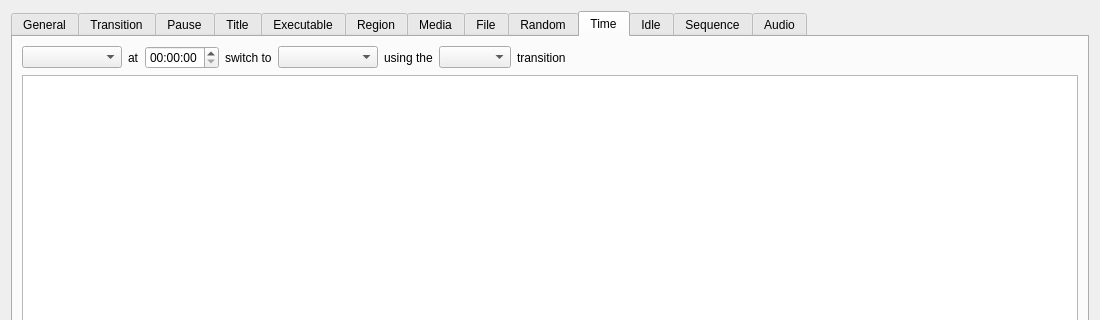
First picture: the form in forms/advanced-scene-switcher.ui, repository WarmUpTill/SceneSwitcher, before the edit; both pictures show x 0 to 1100 and y 0 to 320 of the 1100 by 600 pixel window.
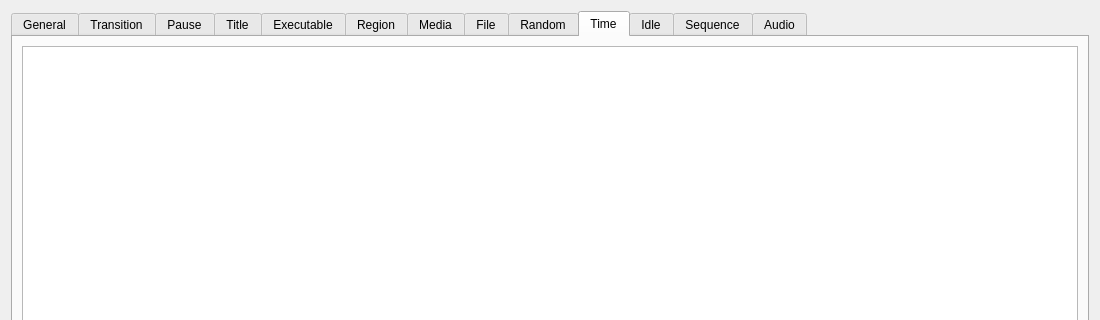
Second picture: the form after the edit. The open tabs and pages were chosen to show the change. Icons and pictures are not drawn.

Commit message: add new UI for Time tab

Diff of the .ui file:
```diff
--- a/forms/advanced-scene-switcher.ui
+++ b/forms/advanced-scene-switcher.ui
@@ -2688,81 +2688,6 @@
        <string notr="true">Time</string>
       </attribute>
       <layout class="QVBoxLayout" name="verticalLayout_6">
-       <item>
-        <layout class="QHBoxLayout" name="horizontalLayout_42">
-         <item>
-          <widget class="QComboBox" name="timeTrigger">
-           <property name="minimumSize">
-            <size>
-             <width>100</width>
-             <height>0</height>
-            </size>
-           </property>
-          </widget>
-         </item>
-         <item>
-          <widget class="QLabel" name="label_55">
-           <property name="text">
-            <string>at</string>
-           </property>
-          </widget>
-         </item>
-         <item>
-          <widget class="QTimeEdit" name="timeEdit">
-           <property name="displayFormat">
-            <string>HH:mm:ss</string>
-           </property>
-          </widget>
-         </item>
-         <item>
-          <widget class="QLabel" name="label_59">
-           <property name="text">
-            <string>switch to</string>
-           </property>
-          </widget>
-         </item>
-         <item>
-          <widget class="QComboBox" name="timeScenes">
-           <property name="minimumSize">
-            <size>
-             <width>100</width>
-             <height>0</height>
-            </size>
-           </property>
-          </widget>
-         </item>
-         <item>
-          <widget class="QLabel" name="label_60">
-           <property name="text">
-            <string>using the</string>
-           </property>
-          </widget>
-         </item>
-         <item>
-          <widget class="QComboBox" name="timeTransitions"/>
-         </item>
-         <item>
-          <widget class="QLabel" name="label_61">
-           <property name="text">
-            <string>transition</string>
-           </property>
-          </widget>
-         </item>
-         <item>
-          <spacer name="horizontalSpacer_40">
-           <property name="orientation">
-            <enum>Qt::Horizontal</enum>
-           </property>
-           <property name="sizeHint" stdset="0">
-            <size>
-             <width>40</width>
-             <height>20</height>
-            </size>
-           </property>
-          </spacer>
-         </item>
-        </layout>
-       </item>
        <item>
         <widget class="QListWidget" name="timeSwitches">
          <property name="enabled">
```
Left out of the diff: 2 changed lines with no effect on the pictures. The commit also changes 4 other files.
